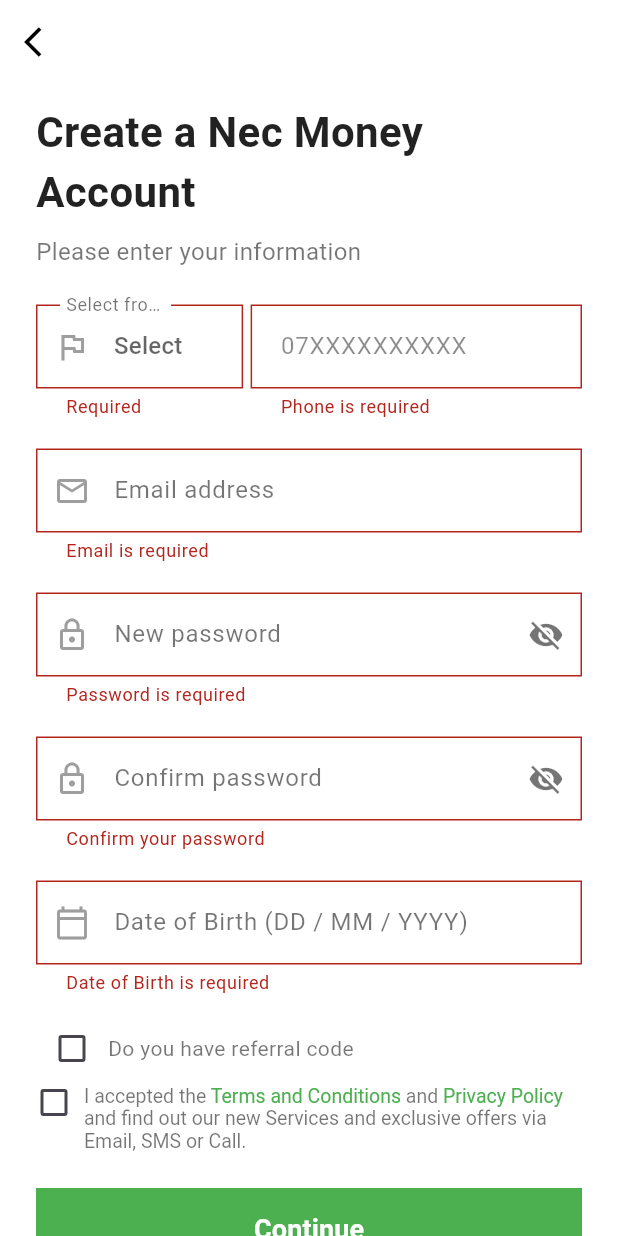
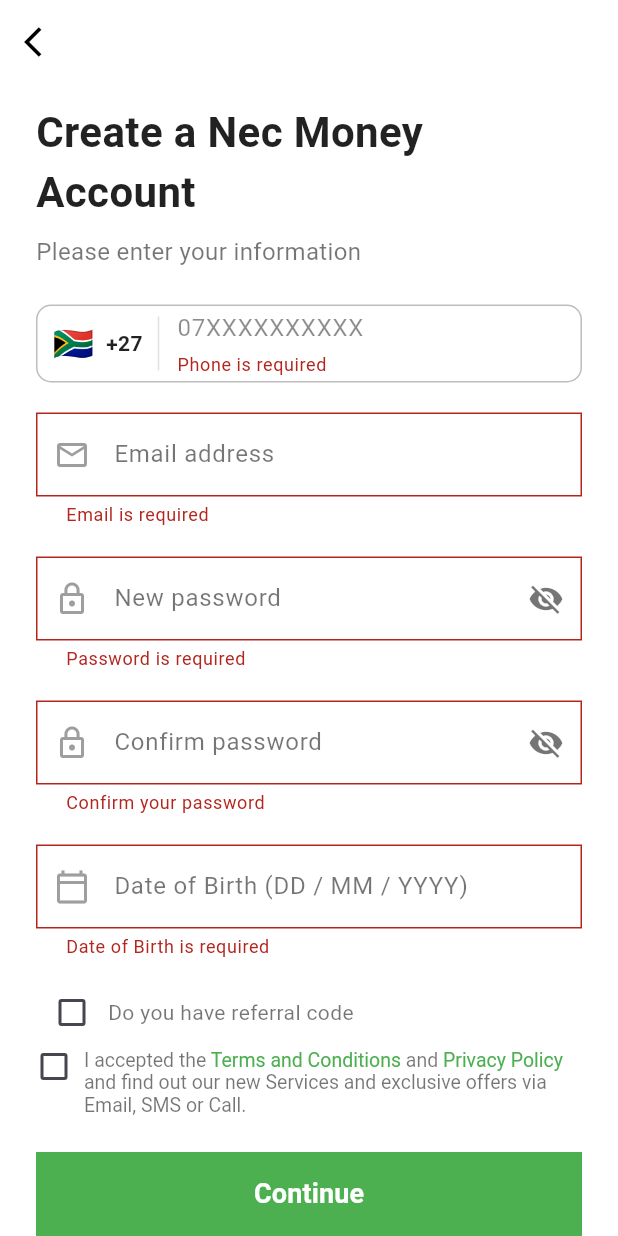
Before and after one commit to RkTushar/nec_app, a Flutter app: the SignupScreen2 screen opened directly, after a tap on "Continue", on a phone screen of 412 x 824 dp. Run offline on Flutter 3.47's test engine with Material 3 defaults, Android fonts, the phone set to English and light mode, and no system bars.

Commit message:
Update phone_number_field.dart

```diff
--- a/nec_app/lib/widgets/phone_number_field.dart
+++ b/nec_app/lib/widgets/phone_number_field.dart
@@ -2,7 +2,7 @@ import 'package:flutter/material.dart';
 import 'package:flutter/services.dart';
 import 'select_country_widget.dart';
 
-const Color _primaryGreen = Color(0xFF4CAF50);
+
 
 class PhoneNumberField extends StatelessWidget {
   final TextEditingController controller;
@@ -20,52 +20,95 @@ class PhoneNumberField extends StatelessWidget {
     this.initialCountryCode,
   });
 
-  InputDecoration _phoneDecoration() {
-    return InputDecoration(
-      hintText: '07XXXXXXXXXX',
-      hintStyle: const TextStyle(color: Colors.black45),
-      contentPadding: const EdgeInsets.symmetric(horizontal: 16, vertical: 16),
-      border: OutlineInputBorder(
-        borderRadius: BorderRadius.circular(0),
-        borderSide: const BorderSide(color: Colors.grey, width: 1),
+  Map<String, String>? _currentCountry() {
+    return selectedCountryData ??
+        SelectCountryField.getCountryByCode(initialCountryCode ?? '') ??
+        SelectCountryField.getCountries().first;
+  }
+
+  String _dialCode() {
+    final Map<String, String>? c = _currentCountry();
+    final String dial = (c?['dial'] ?? '').toString();
+    return dial.isNotEmpty ? '+$dial' : '';
+  }
+
+  String _flag() {
+    final Map<String, String>? c = _currentCountry();
+    return (c?['flag'] ?? '').toString();
+  }
+
+  Future<void> _openCountryPicker(BuildContext context) async {
+    final List<Map<String, String>> countries = SelectCountryField.getCountries();
+    final Map<String, String>? picked = await showModalBottomSheet<Map<String, String>>(
+      context: context,
+      useSafeArea: true,
+      backgroundColor: Colors.white,
+      shape: const RoundedRectangleBorder(
+        borderRadius: BorderRadius.vertical(top: Radius.circular(12)),
       ),
-      enabledBorder: OutlineInputBorder(
-        borderRadius: BorderRadius.circular(0),
-        borderSide: const BorderSide(color: Colors.grey, width: 1.0),
-      ),
-      focusedBorder: OutlineInputBorder(
-        borderRadius: BorderRadius.circular(0),
-        borderSide: const BorderSide(color: _primaryGreen, width: 2.0),
-      ),
-      filled: true,
-      fillColor: Colors.white,
+      builder: (BuildContext ctx) {
+        return ListView.separated(
+          itemCount: countries.length,
+          separatorBuilder: (_, __) => const Divider(height: 1),
+          itemBuilder: (_, int index) {
+            final Map<String, String> c = countries[index];
+            return ListTile(
+              leading: Text(c['flag'] ?? '', style: const TextStyle(fontSize: 22)),
+              title: Text(c['name'] ?? ''),
+              trailing: Text('+${c['dial'] ?? ''}',
+                  style: const TextStyle(fontWeight: FontWeight.w600)),
+              onTap: () => Navigator.of(ctx).pop(c),
             );
+          },
+        );
+      },
+    );
+    if (picked != null) {
+      onCountryChanged(picked);
+    }
   }
 
   @override
   Widget build(BuildContext context) {
-    return Row(
+    return Container(
+      decoration: BoxDecoration(
+        color: Colors.white,
+        borderRadius: BorderRadius.circular(10),
+        border: Border.all(color: Colors.grey.shade400, width: 1),
+      ),
+      height: 52,
+      child: Row(
         children: <Widget>[
-        Expanded(
-          flex: 5,
-          child: SelectCountryField(
-            selectedCountryData: selectedCountryData,
-            onChanged: onCountryChanged,
-            initialCountryCode: initialCountryCode,
-            showDialCode: true,
-            readOnly: true,
-            showDropdownIcon: false,
-            validator: (value) {
-              if (value == null || (value['code'] ?? '').isEmpty) {
-                return 'Required';
-              }
-              return null;
-            },
+          InkWell(
+            onTap: () => _openCountryPicker(context),
+            child: Padding(
+              padding: const EdgeInsets.symmetric(horizontal: 10),
+              child: Row(
+                mainAxisSize: MainAxisSize.min,
+                children: <Widget>[
+                  Text(_flag(), style: const TextStyle(fontSize: 22)),
+                  const SizedBox(width: 8),
+                  Text(
+                    _dialCode(),
+                    style: const TextStyle(
+                      fontWeight: FontWeight.w600,
+                      color: Colors.black87,
                     ),
                   ),
-        const SizedBox(width: 5),
+                ],
+              ),
+            ),
+          ),
+          SizedBox(
+            height: 36,
+            child: VerticalDivider(
+              color: Colors.grey.shade300,
+              thickness: 1,
+              width: 1,
+            ),
+          ),
+          const SizedBox(width: 12),
           Expanded(
-          flex: 8,
             child: TextFormField(
               controller: controller,
               keyboardType: TextInputType.phone,
@@ -73,11 +116,21 @@ class PhoneNumberField extends StatelessWidget {
               inputFormatters: <TextInputFormatter>[
                 FilteringTextInputFormatter.digitsOnly,
               ],
-            decoration: _phoneDecoration(),
+              decoration: const InputDecoration(
+                hintText: '07XXXXXXXXXX',
+                hintStyle: TextStyle(color: Colors.black45),
+                isDense: true,
+                border: InputBorder.none,
+                focusedBorder: InputBorder.none,
+                enabledBorder: InputBorder.none,
+                contentPadding: EdgeInsets.symmetric(vertical: 0),
+              ),
               style: const TextStyle(color: Colors.black),
             ),
           ),
+          const SizedBox(width: 12),
         ],
+      ),
     );
   }
 }
```
Lines whose indentation alone changed are shown as unchanged.
